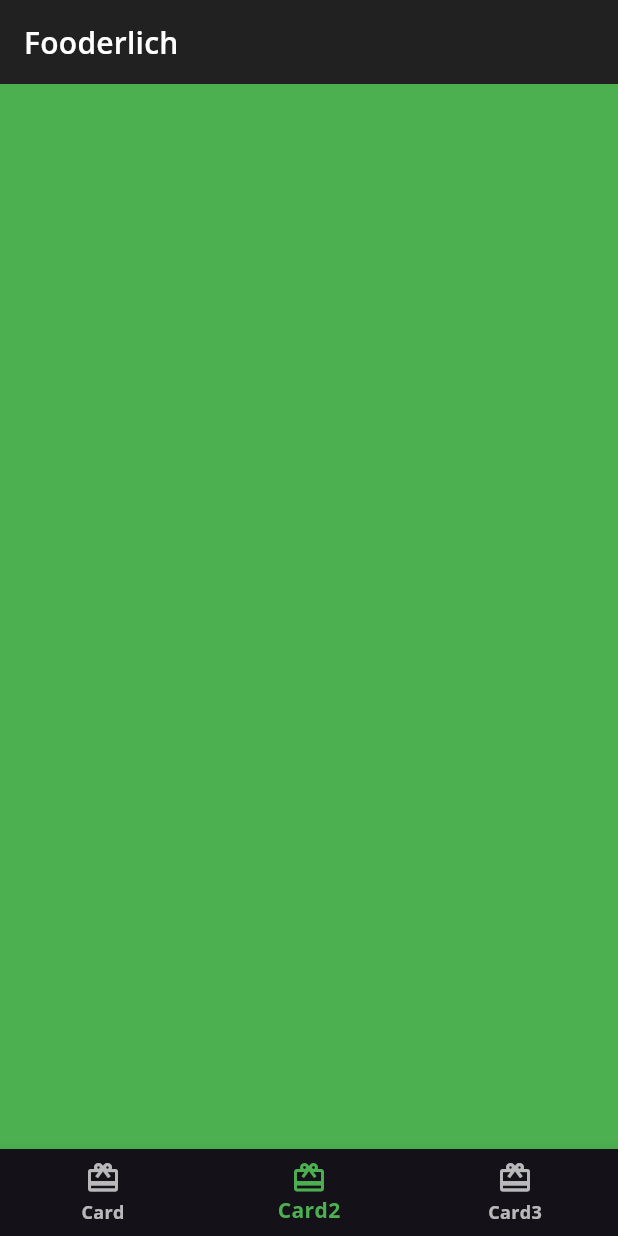
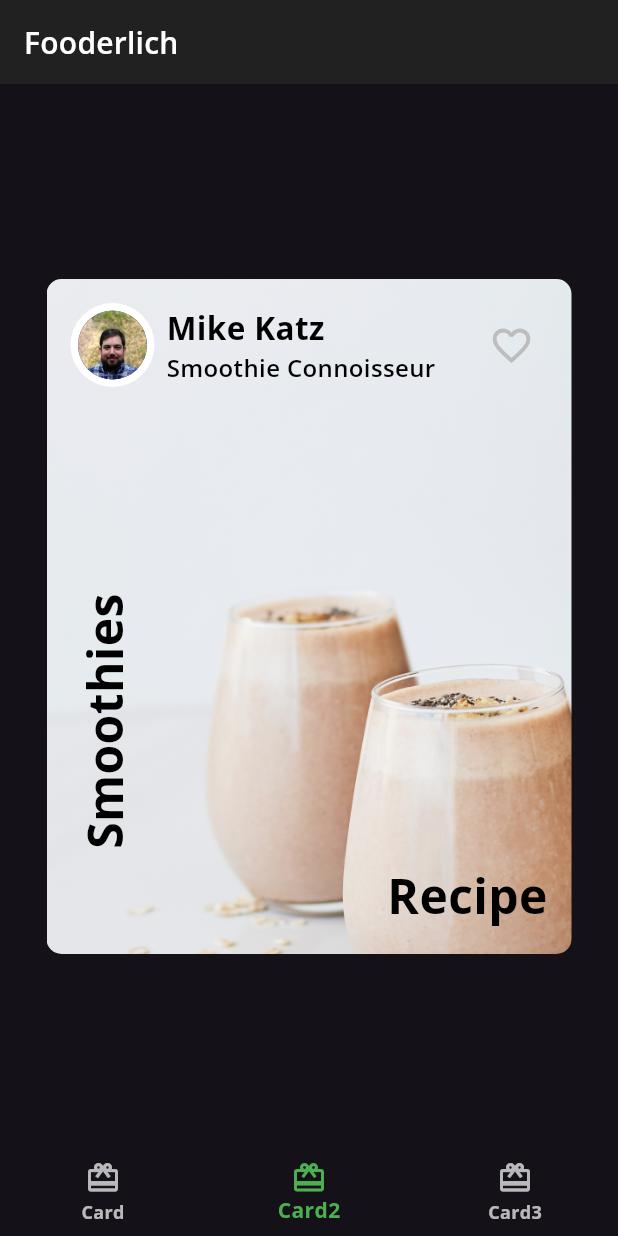
Before and after one commit to ravshanmacos/Fooderlich, a Flutter app: the screen it shows after launch, item 2 of the bottom bar chosen, on a phone screen of 412 x 824 dp. Run offline on Flutter 3.47's test engine with Material 3 defaults, Android fonts, the phone set to English and light mode, and no system bars; our stand-ins replace google_fonts.

Commit message:
Finishing Second Tab

```diff
--- /dev/null
+++ b/lib/author_card.dart
@@ -0,0 +1,49 @@
+import 'package:flutter/material.dart';
+import 'fooderlich_theme.dart';
+import 'circle_image.dart';
+
+class AuthorCard extends StatelessWidget {
+  final String authorName;
+  final String title;
+  final ImageProvider? imageProvider;
+
+  const AuthorCard({
+    super.key,
+    required this.authorName,
+    required this.title,
+    this.imageProvider,
+  });
+
+  @override
+  Widget build(BuildContext context) {
+    // TODO: Replace return container
+
+    return Container(
+        padding: const EdgeInsets.all(16),
+        child: Row( mainAxisAlignment: MainAxisAlignment.spaceBetween,
+          children: [
+            Row(children: [
+              CircleImage(imageProvider: imageProvider, imageRadius: 28),
+              const SizedBox(width: 8),
+              Column( crossAxisAlignment: CrossAxisAlignment.start,
+                children: [
+                  Text(authorName,
+                      style: FooderlichTheme.lightTextTheme.headlineMedium),
+                  Text(title,
+                      style: FooderlichTheme.lightTextTheme.headlineSmall)
+                ],
+              ),
+            ]),
+            IconButton(
+              onPressed: () {
+                const snackBar = SnackBar(content: Text('Favorite pressed'));
+                ScaffoldMessenger.of(context).showSnackBar(snackBar);
+              },
+              icon: const Icon(Icons.favorite_border),
+              iconSize: 30,
+              color: Colors.grey[400],
+            )
+          ],
+        ));
+  }
+}
--- /dev/null
+++ b/lib/card2.dart
@@ -0,0 +1,37 @@
+import 'package:flutter/material.dart';
+import 'fooderlich_theme.dart';
+import 'author_card.dart';
+
+class Card2 extends StatelessWidget {
+  const Card2({super.key});
+
+  @override
+  Widget build(BuildContext context) {
+    return Center(
+      child: Container(
+        constraints: const BoxConstraints.expand(width: 350, height: 450),
+        decoration: const BoxDecoration(
+          image: DecorationImage(image: AssetImage('assets/mag5.png'), fit: BoxFit.cover),
+          borderRadius: BorderRadius.all(Radius.circular(10.0))
+        ),
+        child: Column(
+          children: [
+            const AuthorCard(authorName: 'Mike Katz', title: 'Smoothie Connoisseur',
+            imageProvider: AssetImage('assets/mag6.jpeg')),
+            Expanded(child:
+            Stack(
+              children: [
+                Positioned(bottom: 16, right: 16,
+                    child: Text('Recipe', style: FooderlichTheme.lightTextTheme.headlineLarge)),
+                Positioned(bottom: 70, left: 16, child: RotatedBox(quarterTurns: 3,
+                    child: Text('Smoothies', style: FooderlichTheme.lightTextTheme.headlineLarge))
+                    )
+              ]
+            )
+            )
+          ],
+        ),
+      ),
+    );
+  }
+}
--- /dev/null
+++ b/lib/circle_image.dart
@@ -0,0 +1,25 @@
+import 'package:flutter/material.dart';
+
+class CircleImage extends StatelessWidget {
+
+  const CircleImage({
+    super.key,
+    this.imageProvider,
+    this.imageRadius = 20,
+  });
+
+  final double imageRadius;
+  final ImageProvider? imageProvider;
+
+  @override
+  Widget build(BuildContext context) {
+    return CircleAvatar(
+      backgroundColor: Colors.white,
+      radius: imageRadius,
+      child: CircleAvatar(
+        radius: imageRadius - 5,
+        backgroundImage: imageProvider,
+      ),
+    );
+  }
+}
--- a/lib/home.dart
+++ b/lib/home.dart
@@ -1,5 +1,6 @@
 import 'package:flutter/material.dart';
 import 'card1.dart';
+import 'card2.dart';
 
 class Home extends StatefulWidget {
   const Home({super.key});
@@ -13,7 +14,7 @@ class HomeState extends State<Home> {
   int _selectedIndex = 0;
   static List<Widget> pages = <Widget>[
     const Card1(),
-    Container(color: Colors.green),
+    const Card2(),
     Container(color: Colors.blue),
   ];
 
```
Also changed, not shown: assets/mag6.jpeg (renamed from assets/profile_pics/Person Katz profile.jpeg).
